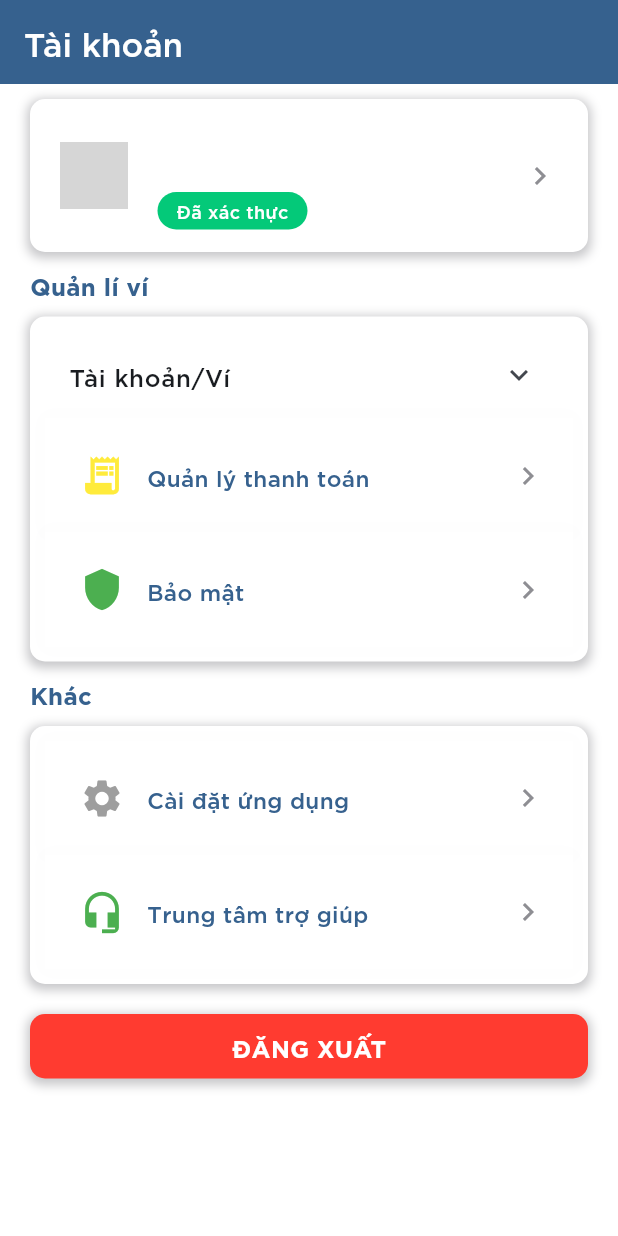
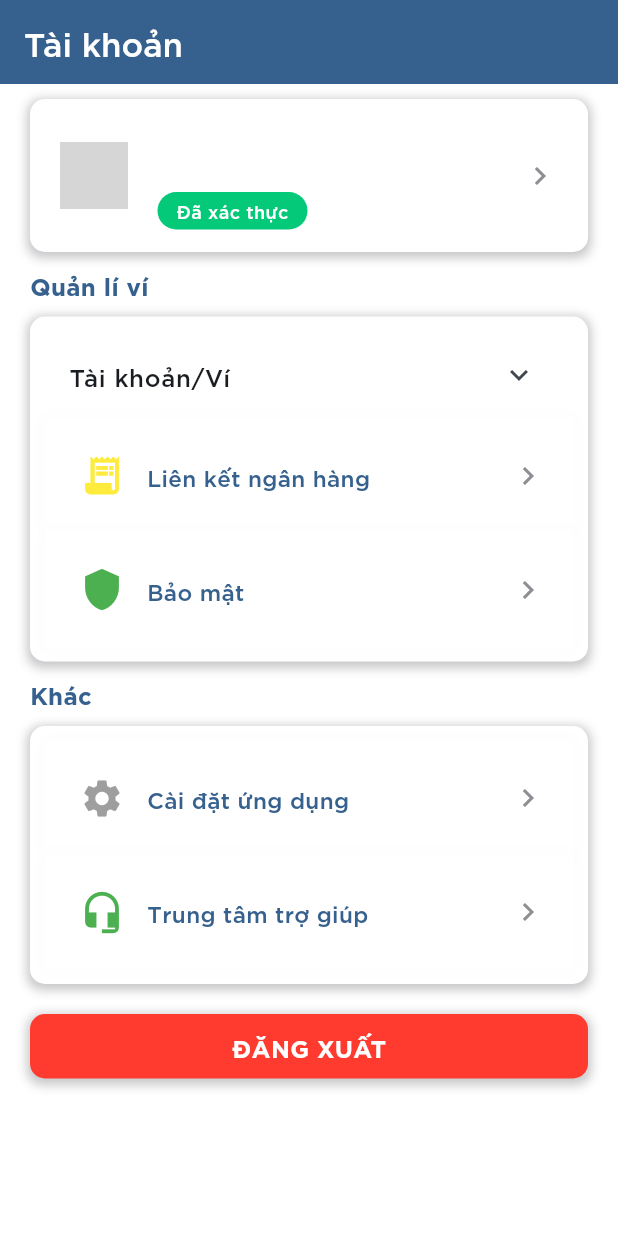
Before and after one commit to hiepchau/NFCEWallet, a Flutter app: the AccountPage screen opened directly, on a phone screen of 412 x 824 dp. Run offline on Flutter 3.47's test engine with Material 2 defaults, Android fonts, the phone set to English and light mode, and no system bars; our stand-ins replace animated_bottom_navigation_bar, barcode_widget, bloc, dio, equatable, event_bus and 18 more; missing offline and left inert: barcode_scan2; accounts and stored records are empty; generated files the repository leaves out were written again; network calls fail; statements that could not run were skipped; grey boxes are pictures that could not be loaded.

Commit message:
update ui for account page

```diff
--- a/lib/data/model/wallet.dart
+++ b/lib/data/model/wallet.dart
@@ -9,18 +9,18 @@ part 'wallet.g.dart';
 @JsonSerializable()
 class Wallet{
   @JsonKey(name: "id")
-  final String? id;
+  final int id;
   final int? balance;
   final String? name;
   final String? type;
   String? cardnumber;
 
-  Wallet({
+  Wallet(
     this.id,
     this.balance,
     this.name,
     this.type,
-  });
+  );
 
   factory Wallet.fromJson(Map<String, dynamic> json) => _$WalletFromJson(json);
   Map<String, dynamic> toJson() => _$WalletToJson(this);
--- a/lib/ui/screen/account/account_page.dart
+++ b/lib/ui/screen/account/account_page.dart
@@ -2,6 +2,8 @@ import 'dart:convert';
 
 import 'package:flutter/material.dart';
 import 'package:flutter_bloc/flutter_bloc.dart';
+import 'package:intl/intl.dart';
+import 'package:nfc_e_wallet/data/model/wallet.dart';
 import 'package:nfc_e_wallet/data/preferences.dart';
 import 'package:nfc_e_wallet/main.dart';
 import 'package:nfc_e_wallet/ui/screen/authenticate/login/authenticate_bloc.dart';
@@ -24,7 +26,7 @@ class AccountPage extends StatelessWidget {
             create: (context) => AccountPageBloc(),
           ),
           BlocProvider<WalletBloc>(
-            create: (context) => WalletBloc(),
+            create: (context) => WalletBloc()..add(InitWalletEvent()),
           ),
         ],
         child: AccountScreen(),
@@ -87,6 +89,7 @@ class _AccountPage extends State<AccountScreen> {
   }
 
   Widget getAccountSection(BuildContext context, WalletBloc wallet) {
+
     final isVisible = ValueNotifier(false);
     return Padding(
       padding: const EdgeInsets.symmetric(horizontal: 20, vertical: 10),
@@ -211,9 +214,7 @@ class _AccountPage extends State<AccountScreen> {
                         },
                         childrenPadding: const EdgeInsets.all(5),
                         title: const Text("Tài khoản/Ví"),
-                        children: state is WalletInitialState
-                            ? _buildExpandableContent(state.listWallet)
-                            : _buildNoWallet(),
+                        children: _buildExpandableContent(state.listWallet),
                       )),
                   Visibility(
                     visible: isVisible.value,
@@ -225,7 +226,7 @@ class _AccountPage extends State<AccountScreen> {
                   ProfileWidget(
                     icon: Icons.receipt_long,
                     iconColor: Colors.yellow,
-                    title: 'Quản lý thanh toán',
+                    title: 'Liên kết ngân hàng',
                     subtitle: "",
                     onTap: () {},
                   ),
@@ -337,15 +338,20 @@ class _AccountPage extends State<AccountScreen> {
   }
 
   // ignore: non_constant_identifier_names
-  List<Widget> _buildExpandableContent(List? wallet_lists) {
+  List<Widget> _buildExpandableContent(List<Wallet>? wallet_lists) {
+
+
     List<Widget> columnContent = [];
-
-    for (var content in wallet_lists!) {
-      if (content["name"] == "TPBank") {
+    if (wallet_lists == null) {
+      columnContent.add(Text("Lỗi mất rồi, bạn hãy thử lại nhé!"));
+      return columnContent;
+    }
+    for (var wallet in wallet_lists!) {
+      if (wallet.name == "TPBank") {
         columnContent.add(
           ListTile(
             title: Text(
-              content["name"],
+              wallet.name!,
               style: TextStyle(
                 fontSize: MediaQuery.of(context).size.width > 900
                     ? 15
@@ -355,7 +361,7 @@ class _AccountPage extends State<AccountScreen> {
               ),
             ),
             trailing: Text(
-              content["card_Number"],
+              wallet.cardnumber!,
               style: TextStyle(
                 fontSize: MediaQuery.of(context).size.width > 900
                     ? 15
@@ -374,11 +380,11 @@ class _AccountPage extends State<AccountScreen> {
           ),
         );
       }
-      if (content["name"] == "VietcomBank") {
+      if (wallet.name == "VietcomBank") {
         columnContent.add(
           ListTile(
             title: Text(
-              content["name"],
+              wallet.name!,
               style: TextStyle(
                 fontSize: MediaQuery.of(context).size.width > 900
                     ? 15
@@ -388,7 +394,7 @@ class _AccountPage extends State<AccountScreen> {
               ),
             ),
             trailing: Text(
-              content["card_Number"],
+              wallet.cardnumber!,
               style: TextStyle(
                 fontSize: MediaQuery.of(context).size.width > 900
                     ? 15
@@ -407,11 +413,11 @@ class _AccountPage extends State<AccountScreen> {
           ),
         );
       }
-      if (content["name"] == "Ví") {
+      if (wallet.name == "DefaultWallet") {
         columnContent.add(
           ListTile(
             title: Text(
-              content["name"],
+              "Ví",
               style: TextStyle(
                 fontSize: MediaQuery.of(context).size.width > 900
                     ? 15
@@ -421,7 +427,7 @@ class _AccountPage extends State<AccountScreen> {
               ),
             ),
             trailing: Text(
-              content["balance"],
+              formatCurrency(wallet.balance.toString()) + "đ",
               style: TextStyle(
                 fontSize: MediaQuery.of(context).size.width > 900
                     ? 15
@@ -441,4 +447,8 @@ class _AccountPage extends State<AccountScreen> {
     }
     return columnContent;
   }
+  String formatCurrency(String amount){
+    final currencyFormat = NumberFormat("#,##0.##");
+    return currencyFormat.format(int.parse(amount));
+  }
 }
--- a/lib/ui/screen/payment/payment_screen/bloc/payment_screen_state.dart
+++ b/lib/ui/screen/payment/payment_screen/bloc/payment_screen_state.dart
@@ -28,7 +28,8 @@ class PaymentScreenState {
 
 class PaymentScreenInitialState extends PaymentScreenState {}
 
-class ThemeState extends PaymentScreenState {}
+class ThemeState extends PaymentScreenState {
+}
 
 class MessageState extends PaymentScreenState {}
 
--- a/lib/ui/screen/wallet/bloc/wallet_bloc.dart
+++ b/lib/ui/screen/wallet/bloc/wallet_bloc.dart
@@ -1,8 +1,12 @@
+import 'dart:convert';
+
 import 'package:bloc/bloc.dart';
 import 'package:dio/dio.dart';
 import 'package:equatable/equatable.dart';
 import 'package:get_it/get_it.dart';
+import 'package:nfc_e_wallet/data/preferences.dart';
 import 'package:nfc_e_wallet/data/repositories/wallet_repo.dart';
+import 'package:nfc_e_wallet/main.dart';
 
 import '../../../../data/model/wallet.dart';
 
@@ -13,18 +17,13 @@ class WalletBloc extends Bloc<WalletEvent, WalletState> {
   WalletBloc() : super(WalletState()) {
     on<InitWalletEvent>((event, emit) async {
       var walletRepo = GetIt.instance.get<WalletRepo>();
-      try {
-        final listWallet = await walletRepo.getListWallet(event.userId);
-        if (listWallet != null) {
-          emit(WalletReadyState(listWallet));
-        }
-      } catch (exception) {
-        if (exception is DioException) {
-          print(exception.response!.data);
-        }
-        print("Init wallet failed");
+      final user = jsonDecode(prefs.getString(Preferences.user)!);
+      List<Wallet> listWallet = [];
+      for(var wallet in user["wallets"]){
+        listWallet.add(Wallet.fromJson(wallet));
       }
-    });
+      emit(WalletInitialState().copyWith(listWallet: listWallet));
+     });
     on<CreateWalletEvent>(((event, emit) async {
       var walletRepo = GetIt.instance.get<WalletRepo>();
       try {
--- a/lib/ui/screen/wallet/bloc/wallet_event.dart
+++ b/lib/ui/screen/wallet/bloc/wallet_event.dart
@@ -3,8 +3,7 @@ part of 'wallet_bloc.dart';
 abstract class WalletEvent {}
 
 class InitWalletEvent extends WalletEvent {
-  final String userId;
-  InitWalletEvent(this.userId);
+  InitWalletEvent();
 }
 
 class UpdateWalletEvent extends WalletEvent {
--- a/lib/ui/screen/wallet/bloc/wallet_state.dart
+++ b/lib/ui/screen/wallet/bloc/wallet_state.dart
@@ -8,8 +8,7 @@ class WalletState {
   }
 }
 
-class WalletInitialState extends WalletState {
-}
+class WalletInitialState extends WalletState {}
 
 class WalletReadyState extends WalletState {
   final List<Wallet>? listWallet;
```
Also changed, not shown: lib/data/model/wallet.g.dart.
